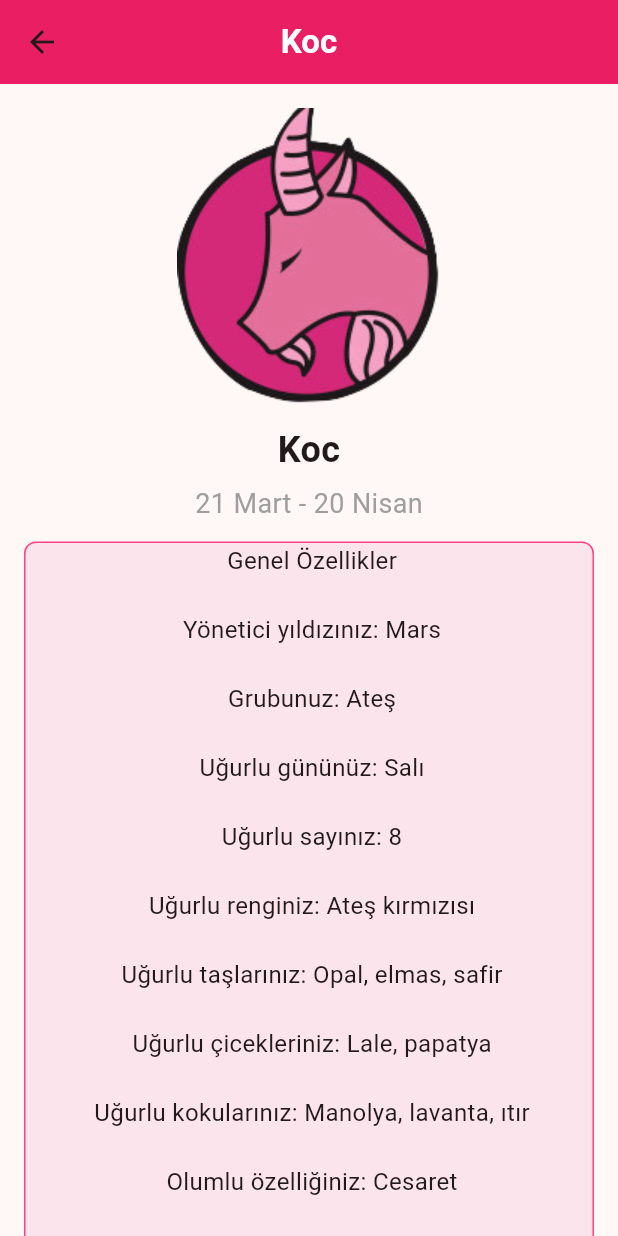
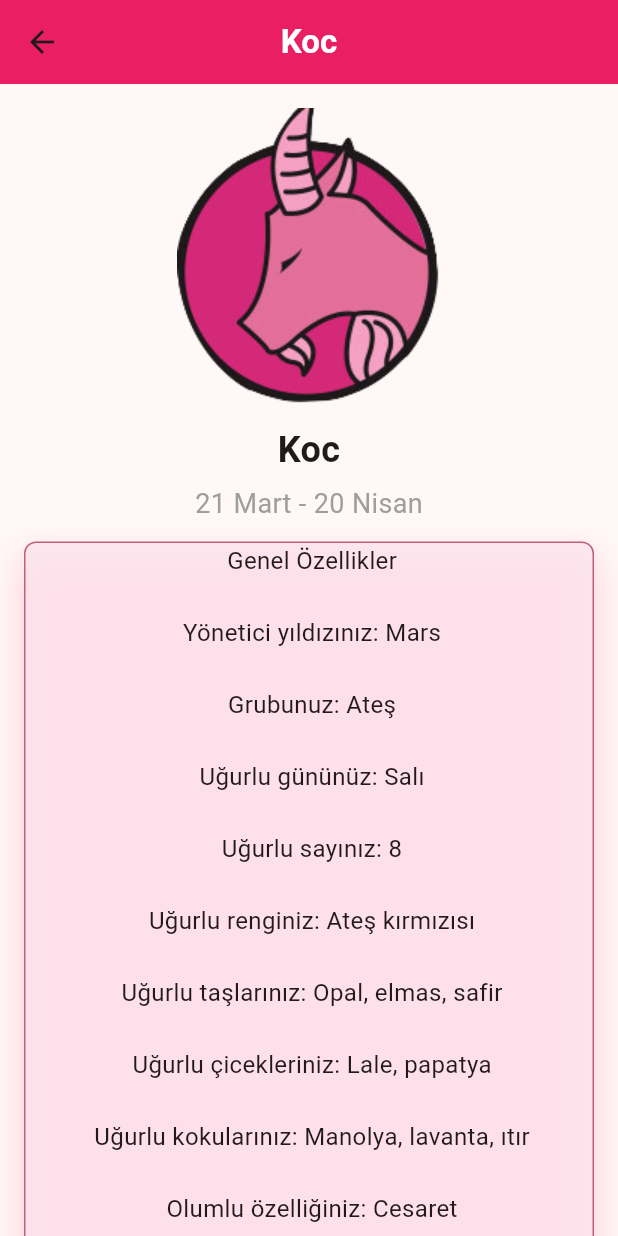
Before and after one commit to Erkan3034/Dart_Exercises, a Flutter app: the screen it shows after launch, after a tap on "Koc", on a phone screen of 412 x 824 dp. Run offline on Flutter 3.47's test engine with Material 3 defaults, Android fonts, the phone set to English and light mode, and no system bars; our stand-ins replace flutter_slidable, hive_flutter; accounts and stored records are empty; Roboto replaces fonts that are missing (Arial).

Commit message:
feat: Enhance BurcDetay layout and add refresh and shuffle actions in BurcListesi

```diff
--- a/burc_uygulamasi/lib/burc_detay.dart
+++ b/burc_uygulamasi/lib/burc_detay.dart
@@ -4,6 +4,7 @@ import 'package:flutter/material.dart';
 class BurcDetay extends StatelessWidget {
   final Burc secilenBurc;
   const BurcDetay({super.key, required this.secilenBurc});
+
 
   @override
   Widget build(BuildContext context) {
@@ -13,6 +14,8 @@ class BurcDetay extends StatelessWidget {
         centerTitle: true,
         backgroundColor: Colors.pink,
       ),
+
+
       body: Scrollbar(
         child: SingleChildScrollView(
           padding: EdgeInsets.all(16),
@@ -21,19 +24,33 @@ class BurcDetay extends StatelessWidget {
               crossAxisAlignment: CrossAxisAlignment.center,
               children: [
                 Image.asset("images/${secilenBurc.burcBuyukResim}"),
+
                 SizedBox(height: 12),
                 Text(secilenBurc.burcAdi, style: TextStyle(fontSize: 24, fontWeight: FontWeight.bold),),
                 SizedBox(height: 6),
                 Text(secilenBurc.burcTarihi, style: TextStyle(fontSize: 18, color: Colors.grey, fontFamily: 'Arial'),),
                 SizedBox(height: 12),
+
                 Container(
                   decoration: BoxDecoration(
-                    color: Colors.pink[50],
+                    // ignore: deprecated_member_use
+                    color: Colors.pink.shade50.withOpacity(0.8),
                     borderRadius: BorderRadius.circular(8),
-                    border: Border.all(color: Colors.pinkAccent, width: 1),
+                    border: Border.all(color: const Color.fromARGB(255, 195, 94, 128), width: 1),
+                    boxShadow: [
+                      BoxShadow(
+                        color: Colors.pinkAccent.withValues(alpha: 0.22),
+                        blurRadius: 20,
+                        spreadRadius: 1,
+                        offset: const Offset(0, 10),
+                      ),
+                    ],
+
                   ),
-                  child: Text(secilenBurc.burcDetayi, style: TextStyle(fontSize: 16), textAlign: TextAlign.center)),
+                  child: Text(secilenBurc.burcDetayi, style: TextStyle(fontSize: 16 , height: 1.5), textAlign: TextAlign.center,)),
               ],
+
+
             ),
           ),
         ),
--- a/burc_uygulamasi/lib/burc_item.dart
+++ b/burc_uygulamasi/lib/burc_item.dart
@@ -13,7 +13,6 @@ class BurcItem  extends StatelessWidget {
       child: Card(
         elevation: 4,
         child: ListTile(
-
           leading: Image.asset("images/${listelenenBurc.burcKucukResim}"),
           title: Text(listelenenBurc.burcAdi),
           subtitle: Text(listelenenBurc.burcTarihi),
--- a/burc_uygulamasi/lib/burc_listesi.dart
+++ b/burc_uygulamasi/lib/burc_listesi.dart
@@ -4,8 +4,7 @@ import 'package:flutter/material.dart';
 import 'package:burc_uygulamasi/burc_item.dart';
 
 class BurcListesi extends StatelessWidget {
-
-  late List<Burc> tumBurclar ; //late : sonradan deger atanacak demek
+  late List<Burc> tumBurclar; //late : sonradan deger atanacak demek
 
   BurcListesi({super.key}) {
     tumBurclar = veriKaynaginiHazirla();
@@ -16,52 +15,83 @@ class BurcListesi extends StatelessWidget {
   Widget build(BuildContext context) {
     return Scaffold(
       appBar: AppBar(
-        title:  Text("Burç Listesi", style: TextStyle(color: Colors.white , fontWeight: FontWeight.bold),),
+        title: Text(
+          "Burç Listesi",
+          style: TextStyle(color: Colors.white, fontWeight: FontWeight.bold),
+        ),
         centerTitle: true,
         backgroundColor: Colors.pink,
+        actions: [
+          IconButton(
+            onPressed: () {
+              tumBurclar = veriKaynaginiHazirla();
+            },
+            icon: Icon(Icons.refresh, color: Colors.white),
+          ),
+          IconButton(
+            onPressed: () {
+              tumBurclar.shuffle();
+              showCustomDialog(context);
+            },
+            icon: Icon(Icons.shuffle, color: Colors.white),
+          ),
+        ],
       ),
 
       body: Center(
-        child: ListView.separated(
-
+        child: ListView.builder(
           itemCount: tumBurclar.length,
-          itemBuilder: (context, index) { //index : o anki elemanin indexi , ccontext : o anki yapinin contexti
+          itemBuilder: (context, index) {
+            //index : o anki elemanin indexi , ccontext : o anki yapinin contexti
             return BurcItem(listelenenBurc: tumBurclar[index]);
           },
-          separatorBuilder: (context, index) {
-            return Divider();
-          },
           scrollDirection: Axis.vertical,
-
         ),
       ),
     );
   }
 
   List<Burc> veriKaynaginiHazirla() {
-    List<Burc> gecici  =[];
-    for(int i = 0; i<12; i++) {
+    List<Burc> gecici = [];
+    for (int i = 0; i < Strings.BURC_ADLARI.length; i++) {
       var burcAdi = Strings.BURC_ADLARI[i];
       var burcTarihi = Strings.BURC_TARIHLERI[i];
       var burcDetayi = Strings.BURC_GENEL_OZELLIKLERI[i];
 
-      var burcKucukResim=(
-        "${Strings.BURC_ADLARI[i].toLowerCase()}${i+1}.png"
-      );
-      var burcBuyukResim=(
-        "${Strings.BURC_ADLARI[i].toLowerCase()}_buyuk${i+1}.png"
-      );
-
+      var burcKucukResim =
+          ("${Strings.BURC_ADLARI[i].toLowerCase()}${i + 1}.png");
+      var burcBuyukResim =
+          ("${Strings.BURC_ADLARI[i].toLowerCase()}_buyuk${i + 1}.png");
 
       Burc eklenecekBurc = Burc(
         burcAdi,
         burcTarihi,
         burcDetayi,
         burcKucukResim,
-        burcBuyukResim
+        burcBuyukResim,
       );
       gecici.add(eklenecekBurc);
     }
     return gecici;
   }
 }
+
+void showCustomDialog(BuildContext context) {
+  showDialog(
+    context: context,
+    builder: (context) {
+      return AlertDialog(
+        title: Text("Burçlar Karıştı"),
+        content: Text("Burçlar karıştırıldı ve yeni sıralama oluşturuldu."),
+        actions: [
+          TextButton(
+            onPressed: () {
+              Navigator.pop(context);
+            },
+            child: Text("Tamam"),
+          ),
+        ],
+      );
+    },
+  );
+}
--- a/burc_uygulamasi/lib/model/burc.dart
+++ b/burc_uygulamasi/lib/model/burc.dart
@@ -1,10 +1,11 @@
+// bu classı burçların özelliklerini tutmak için olusturduk. Burçların adı, tarihleri, detayları gibi bilfileri içerir.
+
 class Burc {
   final String _burcAdi;
   final String _burcTarihi;
   final String _burcDetayi;
   final String _burcKucukResim;
   final String _burcBuyukResim;
-
 
   Burc( //constructor
       this._burcAdi,
```
